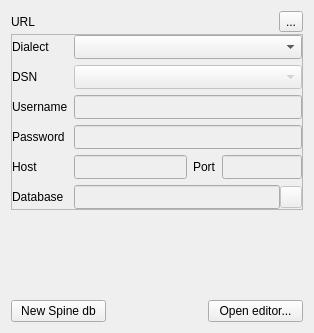
Above: spine_items/data_store/ui/data_store_properties.ui from spine-tools/spine-items before the change. Below: the same form after it.
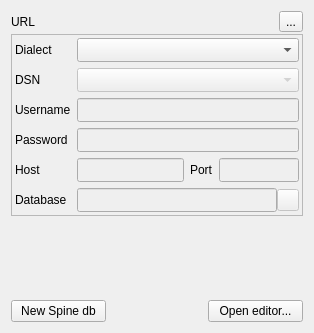
That is the form after the change. Icons and pictures are not drawn. Custom widgets are drawn as their Qt base class.

Commit message: Fix margins in DS properties

The edit to the form file:
```diff
--- a/spine_items/data_store/ui/data_store_properties.ui
+++ b/spine_items/data_store/ui/data_store_properties.ui
@@ -95,6 +95,18 @@
         </property>
         <item>
          <layout class="QGridLayout" name="gridLayout_3">
+          <property name="leftMargin">
+           <number>3</number>
+          </property>
+          <property name="topMargin">
+           <number>3</number>
+          </property>
+          <property name="rightMargin">
+           <number>3</number>
+          </property>
+          <property name="bottomMargin">
+           <number>3</number>
+          </property>
           <item row="1" column="2" colspan="2">
            <widget class="QComboBox" name="comboBox_dsn">
             <property name="enabled">
```
The commit also changes 1 other file.
